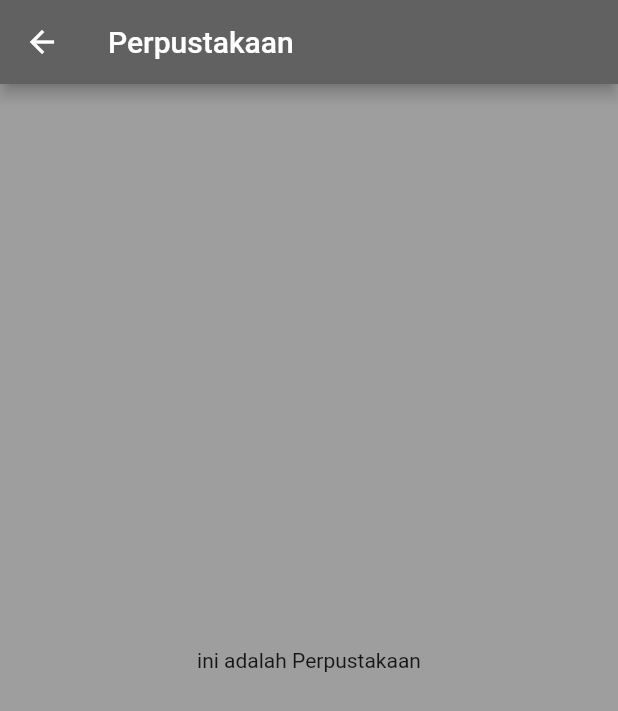
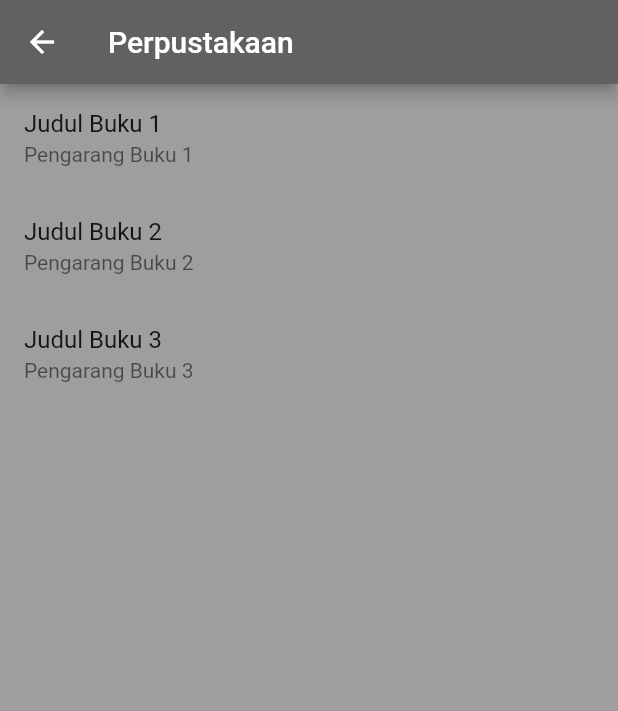
Before and after one commit to DESFIANTO/uts_desfianto, a Flutter app: the Home screen opened directly, after a tap on "Perpustakaan", on a phone screen of 412 x 824 dp. Shown: the top 711 px of the screen. Run offline on Flutter 3.47's test engine with Material 2 defaults, Android fonts, the phone set to English and light mode, and no system bars; network calls fail.

Commit message:
Commit pertama

```diff
--- a/lib/halamanutama.dart
+++ b/lib/halamanutama.dart
@@ -57,7 +57,7 @@ class _HomeState extends State<Home> {
             ListTile(
               leading: Icon(Icons.vpn_key),
               title: Text("Ubah Password"),
-               onTap: () {
+              onTap: () {
                 Navigator.push(
                   context,
                   MaterialPageRoute(builder: (context) => LupaPassword()),
@@ -67,7 +67,7 @@ class _HomeState extends State<Home> {
             ListTile(
               leading: Icon(Icons.exit_to_app),
               title: Text("Keluar"),
-               onTap: () {
+              onTap: () {
                 Navigator.pushReplacement(
                   context,
                   MaterialPageRoute(builder: (context) => LoginPage()),
@@ -182,10 +182,8 @@ class _HomeState extends State<Home> {
               margin: EdgeInsets.all(8.0),
               child: InkWell(
                 onTap: () {
-                  Navigator.push(
-                      context,
-                      MaterialPageRoute(
-                          builder: (context) => const Perpustakaan()));
+                  Navigator.push(context,
+                      MaterialPageRoute(builder: (context) => Perpustakaan()));
                 },
                 splashColor: Colors.grey,
                 child: Center(
--- a/lib/perpustakaan.dart
+++ b/lib/perpustakaan.dart
@@ -1,8 +1,15 @@
 import 'package:flutter/material.dart';
 
+class Perpustakaan extends StatelessWidget {
+  Perpustakaan({Key? key}) : super(key: key);
 
-class Perpustakaan extends StatelessWidget {
-  const Perpustakaan({super.key});
+  // Buat daftar buku sederhana untuk ditampilkan dalam aplikasi
+  final List<Map<String, String>> books = [
+    {'title': 'Judul Buku 1', 'author': 'Pengarang Buku 1'},
+    {'title': 'Judul Buku 2', 'author': 'Pengarang Buku 2'},
+    {'title': 'Judul Buku 3', 'author': 'Pengarang Buku 3'},
+    // Tambahkan judul buku dan pengarang lebih banyak di sini jika diperlukan
+  ];
 
   @override
   Widget build(BuildContext context) {
@@ -12,14 +19,62 @@ class Perpustakaan extends StatelessWidget {
         backgroundColor: Colors.grey[700],
       ),
       backgroundColor: Colors.grey[500],
-      body: Center(
+      body: ListView.builder(
+        itemCount: books.length,
+        itemBuilder: (context, index) {
+          return ListTile(
+            title: Text(books[index]['title']!),
+            subtitle: Text(books[index]['author']!),
+            onTap: () {
+              // Navigasi ke halaman BookDetailScreen ketika buku dipilih
+              Navigator.push(
+                context,
+                MaterialPageRoute(
+                  builder: (context) => BookDetailScreen(book: books[index]),
+                ),
+              );
+            },
+          );
+        },
+      ),
+    );
+  }
+}
+
+class BookDetailScreen extends StatelessWidget {
+  final Map<String, String> book;
+
+  BookDetailScreen({required this.book});
+
+  @override
+  Widget build(BuildContext context) {
+    return Scaffold(
+      appBar: AppBar(
+        title: Text('Detail Buku'),
+      ),
+      body: Padding(
+        padding: EdgeInsets.all(16.0),
         child: Column(
-          mainAxisAlignment: MainAxisAlignment.center,
-          children: const <Widget>[
-            Text("ini adalah Perpustakaan"),
+          crossAxisAlignment: CrossAxisAlignment.start,
+          children: [
+            Text(
+              'Judul: ${book['title']}',
+              style: TextStyle(fontSize: 24, fontWeight: FontWeight.bold),
+            ),
+            SizedBox(height: 8),
+            Text(
+              'Pengarang: ${book['author']}',
+              style: TextStyle(fontSize: 18),
+            ),
           ],
         ),
       ),
     );
   }
 }
+
+void main() {
+  runApp(MaterialApp(
+    home: Perpustakaan(),
+  ));
+}
```
